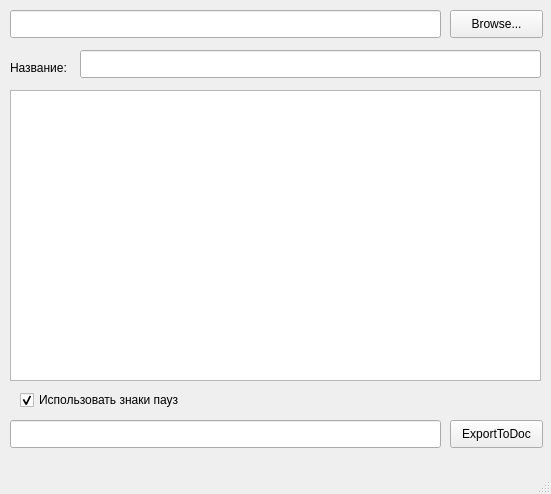
This is mainwindow.ui in kei91/SrtToContinuityListConverter as Qt 5 draws it before an edit. The edited form follows.
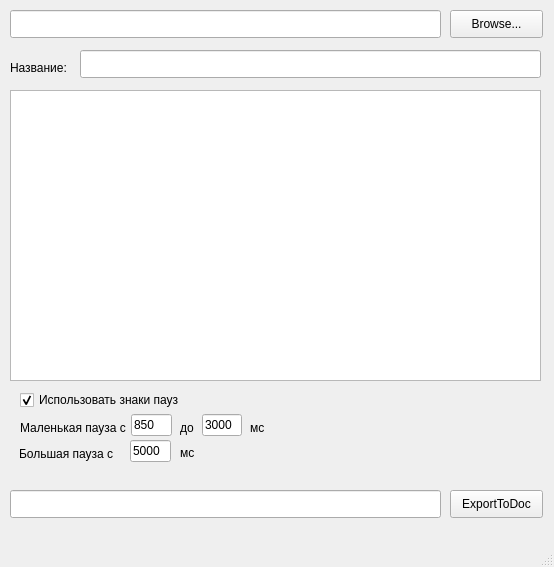
This is the edited form.

Patch:
```diff
--- a/mainwindow.ui
+++ b/mainwindow.ui
@@ -6,8 +6,8 @@
    <rect>
     <x>0</x>
     <y>0</y>
-    <width>551</width>
-    <height>494</height>
+    <width>554</width>
+    <height>567</height>
    </rect>
   </property>
   <property name="windowTitle">
@@ -31,7 +31,7 @@
     <property name="geometry">
      <rect>
       <x>450</x>
-      <y>420</y>
+      <y>490</y>
       <width>93</width>
       <height>28</height>
      </rect>
@@ -54,7 +54,7 @@
     <property name="geometry">
      <rect>
       <x>10</x>
-      <y>420</y>
+      <y>490</y>
       <width>431</width>
       <height>28</height>
      </rect>
@@ -109,6 +109,110 @@
      <bool>true</bool>
     </property>
    </widget>
+   <widget class="QLineEdit" name="SmallPauseStart">
+    <property name="geometry">
+     <rect>
+      <x>131</x>
+      <y>414</y>
+      <width>41</width>
+      <height>22</height>
+     </rect>
+    </property>
+    <property name="text">
+     <string>850</string>
+    </property>
+   </widget>
+   <widget class="QLabel" name="label">
+    <property name="geometry">
+     <rect>
+      <x>20</x>
+      <y>420</y>
+      <width>111</width>
+      <height>16</height>
+     </rect>
+    </property>
+    <property name="text">
+     <string>&lt;html&gt;&lt;head/&gt;&lt;body&gt;&lt;p&gt;Маленькая пауза с&lt;/p&gt;&lt;/body&gt;&lt;/html&gt;</string>
+    </property>
+   </widget>
+   <widget class="QLabel" name="label_2">
+    <property name="geometry">
+     <rect>
+      <x>180</x>
+      <y>420</y>
+      <width>21</width>
+      <height>16</height>
+     </rect>
+    </property>
+    <property name="text">
+     <string>&lt;html&gt;&lt;head/&gt;&lt;body&gt;&lt;p&gt;до&lt;/p&gt;&lt;/body&gt;&lt;/html&gt;</string>
+    </property>
+   </widget>
+   <widget class="QLabel" name="label_3">
+    <property name="geometry">
+     <rect>
+      <x>250</x>
+      <y>420</y>
+      <width>31</width>
+      <height>16</height>
+     </rect>
+    </property>
+    <property name="text">
+     <string>&lt;html&gt;&lt;head/&gt;&lt;body&gt;&lt;p&gt;мс&lt;/p&gt;&lt;/body&gt;&lt;/html&gt;</string>
+    </property>
+   </widget>
+   <widget class="QLineEdit" name="SmallPauseEnd">
+    <property name="geometry">
+     <rect>
+      <x>202</x>
+      <y>414</y>
+      <width>40</width>
+      <height>22</height>
+     </rect>
+    </property>
+    <property name="text">
+     <string>3000</string>
+    </property>
+   </widget>
+   <widget class="QLabel" name="label_4">
+    <property name="geometry">
+     <rect>
+      <x>19</x>
+      <y>446</y>
+      <width>111</width>
+      <height>16</height>
+     </rect>
+    </property>
+    <property name="text">
+     <string>&lt;html&gt;&lt;head/&gt;&lt;body&gt;&lt;p&gt;Большая пауза с&lt;/p&gt;&lt;/body&gt;&lt;/html&gt;</string>
+    </property>
+   </widget>
+   <widget class="QLineEdit" name="BigPauseStart">
+    <property name="geometry">
+     <rect>
+      <x>130</x>
+      <y>440</y>
+      <width>41</width>
+      <height>22</height>
+     </rect>
+    </property>
+    <property name="text">
+     <string>5000</string>
+    </property>
+   </widget>
+   <widget class="QLabel" name="label_5">
+    <property name="geometry">
+     <rect>
+      <x>180</x>
+      <y>445</y>
+      <width>31</width>
+      <height>16</height>
+     </rect>
+    </property>
+    <property name="text">
+     <string>&lt;html&gt;&lt;head/&gt;&lt;body&gt;&lt;p&gt;мс&lt;/p&gt;&lt;/body&gt;&lt;/html&gt;</string>
+    </property>
+   </widget>
   </widget>
   <widget class="QMenuBar" name="menubar">
    <property name="geometry">
```
Left out of the diff: 2 changed lines with no effect on the pictures.
